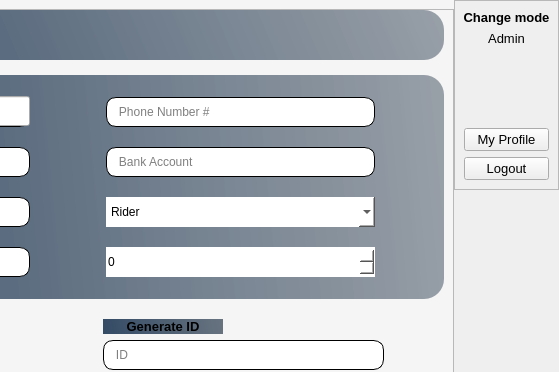
The window that Stacked_DesignUI1.ui (mukarramdaniel/Distribution-System_Python) describes before a commit, drawn with Qt 5; both pictures show x 528 to 1087 and y 0 to 372 of the 1087 by 623 pixel window.
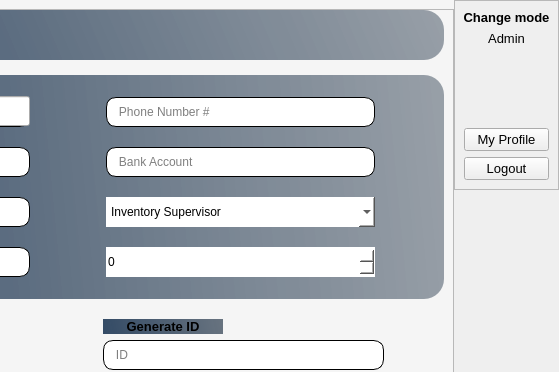
The same window after the commit. The open tabs and pages were chosen to show the change. Icons and pictures are not drawn.

Patch:
```diff
--- a/Stacked_DesignUI1.ui
+++ b/Stacked_DesignUI1.ui
@@ -3834,16 +3834,6 @@
                      <height>30</height>
                     </size>
                    </property>
-                   <item>
-                    <property name="text">
-                     <string>Rider</string>
-                    </property>
-                   </item>
-                   <item>
-                    <property name="text">
-                     <string>Sales Agent</string>
-                    </property>
-                   </item>
                    <item>
                     <property name="text">
                      <string>Inventory Supervisor</string>
```
Left out of the diff: 16 changed lines with no effect on the pictures.
